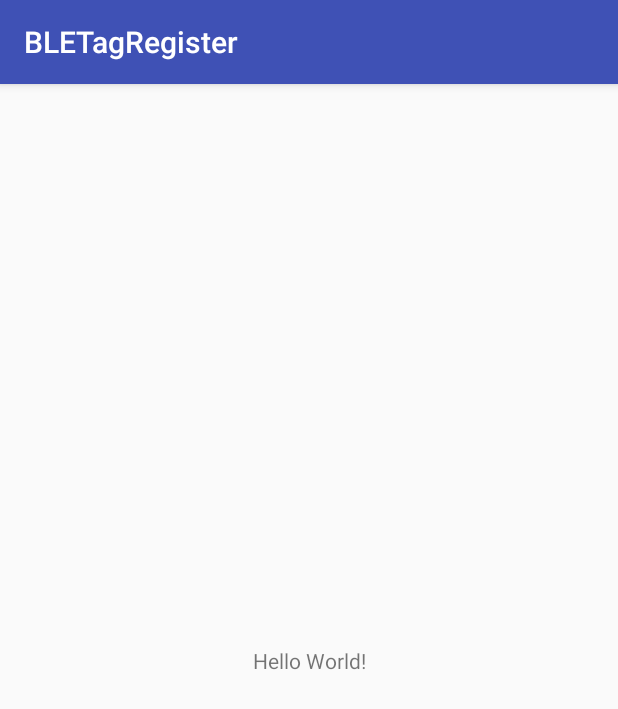
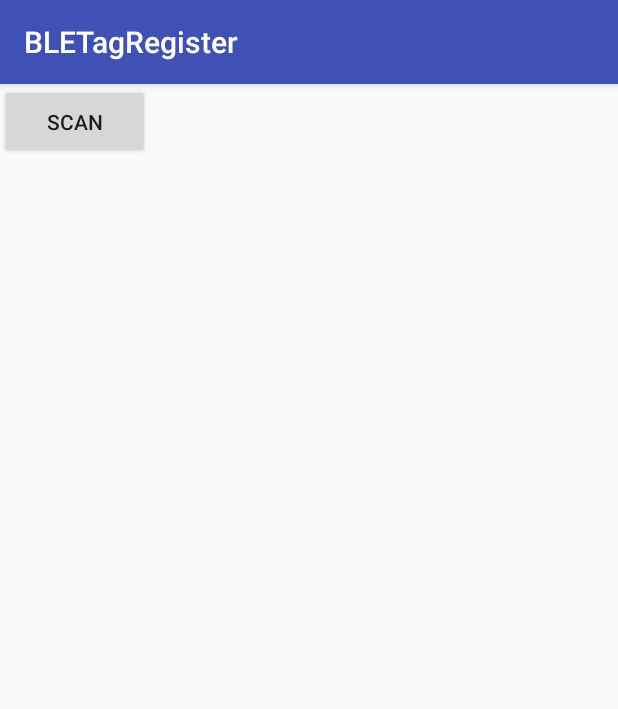
Before and after one commit to OpenISDM/BLETagRegister, an Android app: the screen it shows after launch (BlueToothScan), on a phone screen of 412 x 824 dp. Shown: the top 709 px of the screen. Run offline under Robolectric (Android 15) with nearby library versions, the phone set to English and light mode, and no system bars.

Commit message:
Update BlueToothScan

```diff
--- a/BLETagRegister/app/src/main/java/com/ossf/www/bletagregister/BlueToothScan.java
+++ b/BLETagRegister/app/src/main/java/com/ossf/www/bletagregister/BlueToothScan.java
@@ -1,13 +1,310 @@
 package com.ossf.www.bletagregister;
 
+import android.Manifest;
+import android.app.AlertDialog;
+import android.bluetooth.BluetoothAdapter;
+import android.bluetooth.BluetoothDevice;
+import android.bluetooth.BluetoothGatt;
+import android.bluetooth.BluetoothGattCallback;
+import android.bluetooth.BluetoothGattCharacteristic;
+import android.bluetooth.BluetoothGattService;
+import android.bluetooth.BluetoothManager;
+import android.bluetooth.le.BluetoothLeScanner;
+import android.bluetooth.le.ScanCallback;
+import android.bluetooth.le.ScanResult;
+import android.content.Context;
+import android.content.DialogInterface;
+import android.content.Intent;
+import android.content.pm.PackageManager;
+import android.os.AsyncTask;
+import android.os.Handler;
 import android.support.v7.app.AppCompatActivity;
 import android.os.Bundle;
+import android.util.Log;
+import android.view.View;
+import android.widget.ArrayAdapter;
+import android.widget.Button;
+import android.widget.EditText;
+import android.widget.ListView;
+import android.widget.TextView;
+
+import java.util.ArrayList;
+import java.util.HashMap;
+import java.util.List;
+import java.util.Map;
 
 public class BlueToothScan extends AppCompatActivity {
+
+    BluetoothManager btManager;
+    BluetoothAdapter btAdapter;
+    BluetoothLeScanner btScanner;
+    Button startScanningButton;
+    Button stopScanningButton;
+    TextView peripheralTextView;
+    ListView peripheralListView;
+    private final static int REQUEST_ENABLE_BT = 1;
+    private static final int PERMISSION_REQUEST_COARSE_LOCATION = 1;
+
+    Boolean btScanning = false;
+    int deviceIndex = 0;
+    ArrayList<BluetoothDevice> devicesDiscovered = new ArrayList<BluetoothDevice>();
+    BluetoothGatt bluetoothGatt;
+    private ArrayAdapter<String> mNewDevicesArrayAdapter;
+
+    public final static String ACTION_GATT_CONNECTED =
+            "com.example.bluetooth.le.ACTION_GATT_CONNECTED";
+    public final static String ACTION_GATT_DISCONNECTED =
+            "com.example.bluetooth.le.ACTION_GATT_DISCONNECTED";
+    public final static String ACTION_GATT_SERVICES_DISCOVERED =
+            "com.example.bluetooth.le.ACTION_GATT_SERVICES_DISCOVERED";
+    public final static String ACTION_DATA_AVAILABLE =
+            "com.example.bluetooth.le.ACTION_DATA_AVAILABLE";
+    public final static String EXTRA_DATA =
+            "com.example.bluetooth.le.EXTRA_DATA";
+
+    public Map<String, String> uuids = new HashMap<String, String>();
+    public Map<String, Integer> deviceInfo = new HashMap<String, Integer>();
+
+    // Stops scanning after 5 seconds.
+    private Handler mHandler = new Handler();
+    private static final long SCAN_PERIOD = 5000;
 
     @Override
     protected void onCreate(Bundle savedInstanceState) {
         super.onCreate(savedInstanceState);
         setContentView(R.layout.activity_blue_tooth_scan);
+
+        peripheralListView=(ListView)findViewById(R.id.PeripheralListView);
+        mNewDevicesArrayAdapter= new ArrayAdapter<String>(this,android.R.layout.simple_expandable_list_item_1);
+        peripheralListView.setAdapter(mNewDevicesArrayAdapter);
+        peripheralTextView = (TextView) findViewById(R.id.PeripheralTextView);
+
+        startScanningButton = (Button) findViewById(R.id.StartScanButton);
+        startScanningButton.setOnClickListener(new View.OnClickListener() {
+            public void onClick(View v) {
+                startScanning();
+            }
+        });
+
+        stopScanningButton = (Button) findViewById(R.id.StopScanButton);
+        stopScanningButton.setOnClickListener(new View.OnClickListener() {
+            public void onClick(View v) {
+                stopScanning();
+            }
+        });
+        stopScanningButton.setVisibility(View.INVISIBLE);
+
+        btManager = (BluetoothManager)getSystemService(Context.BLUETOOTH_SERVICE);
+        btAdapter = btManager.getAdapter();
+        btScanner = btAdapter.getBluetoothLeScanner();
+
+        if (btAdapter != null && !btAdapter.isEnabled()) {
+            Intent enableIntent = new Intent(BluetoothAdapter.ACTION_REQUEST_ENABLE);
+            startActivityForResult(enableIntent, REQUEST_ENABLE_BT);
+        }
+
+        // Make sure we have access coarse location enabled, if not, prompt the user to enable it
+        if (this.checkSelfPermission(Manifest.permission.ACCESS_COARSE_LOCATION) != PackageManager.PERMISSION_GRANTED) {
+            final AlertDialog.Builder builder = new AlertDialog.Builder(this);
+            builder.setTitle("This app needs location access");
+            builder.setMessage("Please grant location access so this app can detect peripherals.");
+            builder.setPositiveButton(android.R.string.ok, null);
+            builder.setOnDismissListener(new DialogInterface.OnDismissListener() {
+                @Override
+                public void onDismiss(DialogInterface dialog) {
+                    requestPermissions(new String[]{Manifest.permission.ACCESS_COARSE_LOCATION}, PERMISSION_REQUEST_COARSE_LOCATION);
+                }
+            });
+            builder.show();
+        }
     }
+
+    // Device scan callback.
+    private ScanCallback leScanCallback = new ScanCallback() {
+        @Override
+        public void onScanResult(int callbackType, ScanResult result) {
+            int rssi=result.getRssi();
+            String mac=result.getDevice().getAddress();
+            Log.v("apple","name="+result.getDevice().getName()+" "+result.getDevice().getAddress());
+            if(deviceInfo.get(mac)==null || deviceInfo.get(mac)<rssi) {
+                deviceInfo.put(mac,rssi);
+            }
+            //mNewDevicesArrayAdapter.add("MAC: " + result.getDevice().getAddress() + " rssi: " + result.getRssi() + "\n");
+            //peripheralTextView.append("Index: " + deviceIndex + ", Device Name: " + result.getDevice().getName() + " rssi: " + result.getRssi() + "\n");
+            devicesDiscovered.add(result.getDevice());
+            deviceIndex++;
+        }
+    };
+
+    // Device connect call back
+    private final BluetoothGattCallback btleGattCallback = new BluetoothGattCallback() {
+
+        @Override
+        public void onCharacteristicChanged(BluetoothGatt gatt, final BluetoothGattCharacteristic characteristic) {
+            // this will get called anytime you perform a read or write characteristic operation
+            BlueToothScan.this.runOnUiThread(new Runnable() {
+                public void run() {
+                    peripheralTextView.setText("device read or wrote to\n");
+                }
+            });
+        }
+
+        @Override
+        public void onConnectionStateChange(final BluetoothGatt gatt, final int status, final int newState) {
+            // this will get called when a device connects or disconnects
+            System.out.println(newState);
+            switch (newState) {
+                case 0:
+                    BlueToothScan.this.runOnUiThread(new Runnable() {
+                        public void run() {
+                            peripheralTextView.setText("device disconnected\n");
+                        }
+                    });
+                    break;
+                case 2:
+                    BlueToothScan.this.runOnUiThread(new Runnable() {
+                        public void run() {
+                            peripheralTextView.setText("device connected\n");
+                        }
+                    });
+
+                    // discover services and characteristics for this device
+                    bluetoothGatt.discoverServices();
+
+                    break;
+                default:
+                    BlueToothScan.this.runOnUiThread(new Runnable() {
+                        public void run() {
+                            peripheralTextView.setText("we encounterned an unknown state, uh oh\n");
+                        }
+                    });
+                    break;
+            }
+        }
+
+        @Override
+        public void onServicesDiscovered(final BluetoothGatt gatt, final int status) {
+            BlueToothScan.this.runOnUiThread(new Runnable() {
+                public void run() {
+                    peripheralTextView.setText("device services have been discovered\n");
+                }
+            });
+            displayGattServices(bluetoothGatt.getServices());
+        }
+
+        @Override
+        // Result of a characteristic read operation
+        public void onCharacteristicRead(BluetoothGatt gatt,
+                                         BluetoothGattCharacteristic characteristic,
+                                         int status) {
+            if (status == BluetoothGatt.GATT_SUCCESS) {
+                broadcastUpdate(ACTION_DATA_AVAILABLE, characteristic);
+            }
+        }
+    };
+
+    private void broadcastUpdate(final String action, final BluetoothGattCharacteristic characteristic) {
+        System.out.println(characteristic.getUuid());
+    }
+
+    @Override
+    public void onRequestPermissionsResult(int requestCode, String permissions[], int[] grantResults) {
+        switch (requestCode) {
+            case PERMISSION_REQUEST_COARSE_LOCATION: {
+                if (grantResults[0] == PackageManager.PERMISSION_GRANTED) {
+                    System.out.println("coarse location permission granted");
+                } else {
+                    final AlertDialog.Builder builder = new AlertDialog.Builder(this);
+                    builder.setTitle("Functionality limited");
+                    builder.setMessage("Since location access has not been granted, this app will not be able to discover beacons when in the background.");
+                    builder.setPositiveButton(android.R.string.ok, null);
+                    builder.setOnDismissListener(new DialogInterface.OnDismissListener() {
+
+                        @Override
+                        public void onDismiss(DialogInterface dialog) {
+                        }
+
+                    });
+                    builder.show();
+                }
+                return;
+            }
+        }
+    }
+
+    public void startScanning() {
+        System.out.println("start scanning");
+        btScanning = true;
+        deviceIndex = 0;
+        deviceInfo.clear();
+        peripheralTextView.setText("Started Scanning\n");
+        startScanningButton.setVisibility(View.INVISIBLE);
+        stopScanningButton.setVisibility(View.VISIBLE);
+        AsyncTask.execute(new Runnable() {
+            @Override
+            public void run() {
+                btScanner.startScan(leScanCallback);
+            }
+        });
+
+        mHandler.postDelayed(new Runnable() {
+            @Override
+            public void run() {
+                stopScanning();
+            }
+        }, SCAN_PERIOD);
+    }
+
+    public void stopScanning() {
+        System.out.println("stopping scanning");
+        peripheralTextView.setText("Stopped Scanning\n");
+        btScanning = false;
+        mNewDevicesArrayAdapter.clear();
+        for(String mac: deviceInfo.keySet()) {
+            mNewDevicesArrayAdapter.add("MAC: " + mac+ " rssi: " + deviceInfo.get(mac));
+        }
+        deviceInfo.clear();
+        startScanningButton.setVisibility(View.VISIBLE);
+        stopScanningButton.setVisibility(View.INVISIBLE);
+        AsyncTask.execute(new Runnable() {
+            @Override
+            public void run() {
+                btScanner.stopScan(leScanCallback);
+            }
+        });
+    }
+
+    private void displayGattServices(List<BluetoothGattService> gattServices) {
+        if (gattServices == null) return;
+
+        // Loops through available GATT Services.
+        for (BluetoothGattService gattService : gattServices) {
+
+            final String uuid = gattService.getUuid().toString();
+            System.out.println("Service discovered: " + uuid);
+            BlueToothScan.this.runOnUiThread(new Runnable() {
+                public void run() {
+                    peripheralTextView.setText("Service disovered: "+uuid+"\n");
+                }
+            });
+            new ArrayList<HashMap<String, String>>();
+            List<BluetoothGattCharacteristic> gattCharacteristics =
+                    gattService.getCharacteristics();
+
+            // Loops through available Characteristics.
+            for (BluetoothGattCharacteristic gattCharacteristic :
+                    gattCharacteristics) {
+
+                final String charUuid = gattCharacteristic.getUuid().toString();
+                System.out.println("Characteristic discovered for service: " + charUuid);
+                BlueToothScan.this.runOnUiThread(new Runnable() {
+                    public void run() {
+                        peripheralTextView.setText("Characteristic discovered for service: "+charUuid+"\n");
+                    }
+                });
+
+            }
+        }
+    }
+
 }
--- a/BLETagRegister/app/src/main/res/layout/activity_blue_tooth_scan.xml
+++ b/BLETagRegister/app/src/main/res/layout/activity_blue_tooth_scan.xml
@@ -1,18 +1,43 @@
 <?xml version="1.0" encoding="utf-8"?>
-<android.support.constraint.ConstraintLayout xmlns:android="http://schemas.android.com/apk/res/android"
-    xmlns:app="http://schemas.android.com/apk/res-auto"
+<RelativeLayout xmlns:android="http://schemas.android.com/apk/res/android"
     xmlns:tools="http://schemas.android.com/tools"
     android:layout_width="match_parent"
     android:layout_height="match_parent"
+    android:descendantFocusability="beforeDescendants"
+    android:focusableInTouchMode="true"
     tools:context="com.ossf.www.bletagregister.BlueToothScan">
 
+    <Button
+        android:layout_width="100dp"
+        android:layout_height="50dp"
+        android:text="Scan"
+        android:id="@+id/StartScanButton"
+        android:layout_alignParentTop="true"
+        android:layout_alignParentStart="true" />
+
+    <Button
+        android:layout_width="wrap_content"
+        android:layout_height="50dp"
+        android:text="Stop Scanning"
+        android:id="@+id/StopScanButton"
+        android:layout_alignParentStart="true"
+        android:layout_alignParentLeft="true" />
+
     <TextView
-        android:layout_width="wrap_content"
-        android:layout_height="wrap_content"
-        android:text="Hello World!"
-        app:layout_constraintBottom_toBottomOf="parent"
-        app:layout_constraintLeft_toLeftOf="parent"
-        app:layout_constraintRight_toRightOf="parent"
-        app:layout_constraintTop_toTopOf="parent" />
+        android:layout_width="150dp"
+        android:layout_height="50dp"
+        android:id="@+id/PeripheralTextView"
+        android:layout_below="@+id/StartScanButton"
+        android:layout_alignParentStart="true"
+        android:layout_alignParentEnd="true" />
 
-</android.support.constraint.ConstraintLayout>
+    <ListView
+        android:layout_width="match_parent"
+        android:layout_height="match_parent"
+        android:id="@+id/PeripheralListView"
+        android:layout_below="@+id/StartScanButton"
+        android:layout_alignParentEnd="true"
+        android:layout_marginTop="50dp" />
+
+
+</RelativeLayout>
```
Also changed, not shown: BLETagRegister/app/src/main/AndroidManifest.xml (+5 -2 lines).
